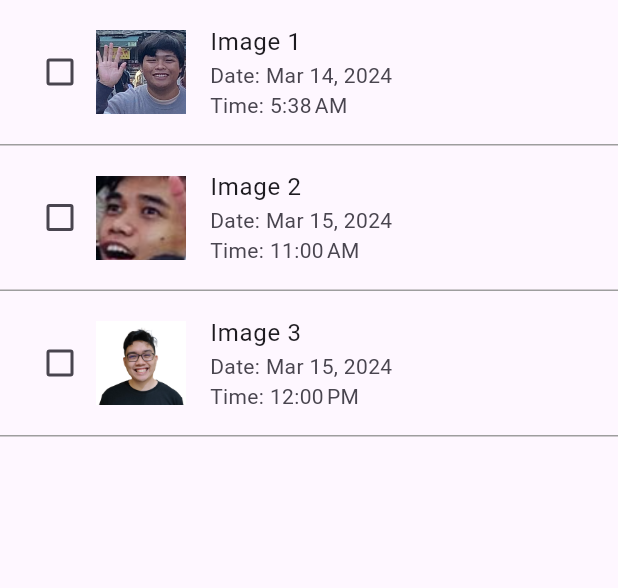
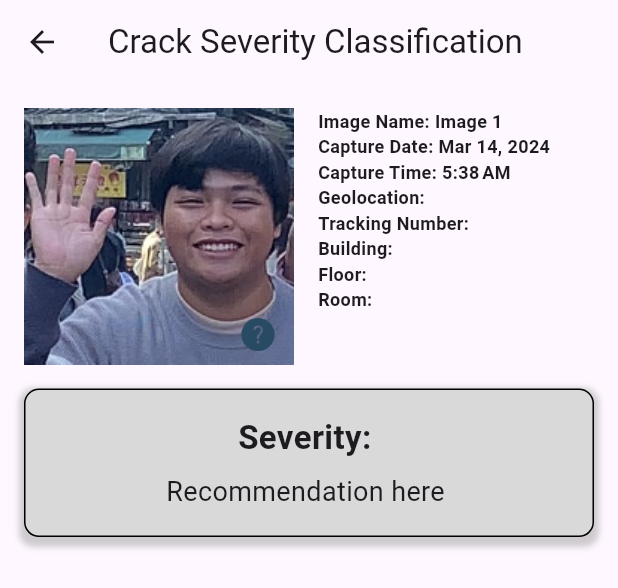
Before and after one commit to ZnerB16/BayesCrack, a Flutter app: the ImageList widget shown alone on an empty page, opened directly, after a tap on "Image 1", on a phone screen of 412 x 824 dp. Shown: the top 588 px of the screen. Run offline on Flutter 3.47's test engine with Material 3 defaults, Android fonts, the phone set to English and light mode, and no system bars; our stand-ins replace camera, geocoding, location, permission_handler, sqflite; missing offline and left inert: tflite_flutter; accounts and stored records are empty.

Commit message:
Added image interface

```diff
--- a/lib/folder_view.dart
+++ b/lib/folder_view.dart
@@ -2,6 +2,7 @@ import 'package:flutter/material.dart';
 import 'package:intl/intl.dart';
 import 'main_menu.dart';
 import 'delete_image_popup.dart';
+import 'image_interface.dart'; // Import ImageInterface
 
 class FolderView extends StatelessWidget {
     final String folderName;
@@ -104,7 +105,16 @@ class _ImageListState extends State<ImageList> {
                                                 ],
                                             ),
                                             onTap: () {
-                                                // Handle tap on list item
+                                                // Navigate to ImageInterface screen when tapped
+                                                Navigator.push(
+                                                    context,
+                                                    MaterialPageRoute(builder: (context) => ImageInterface(
+                                                        img_path: img_path,
+                                                        img_id: img_id,
+                                                        capture_date: capture_date,
+                                                        // Pass other required parameters here
+                                                    )),
+                                                );
                                             },
                                         ),
                                     ),
--- /dev/null
+++ b/lib/image_interface.dart
@@ -0,0 +1,172 @@
+import 'package:flutter/material.dart';
+import 'package:intl/intl.dart';
+import 'remarks.dart'; // Importing RemarksDialog class
+
+class ImageInterface extends StatelessWidget {
+  final String img_path;
+  final String img_id;
+  final DateTime capture_date;
+  final String? geolocation;
+  final int? tracking_no;
+  final int? building_id;
+  final int? floor_id;
+  final int? room_id;
+  final String? severity;
+  final String? recommendation;
+  final String? remarks; // Add remarks parameter
+
+  ImageInterface({
+    required this.img_path,
+    required this.img_id,
+    required this.capture_date,
+    this.geolocation,
+    this.tracking_no,
+    this.building_id,
+    this.floor_id,
+    this.room_id,
+    this.severity,
+    this.recommendation,
+    this.remarks, // Initialize remarks parameter
+  });
+
+  @override
+  Widget build(BuildContext context) {
+    final formattedDate = DateFormat.yMMMd().format(capture_date);
+    final formattedTime = DateFormat.jm().format(capture_date);
+
+    return Scaffold(
+      appBar: AppBar(
+        title: Text('Crack Severity Classification'),
+        automaticallyImplyLeading: true, // To show back button
+      ),
+      body: Padding(
+        padding: EdgeInsets.all(16.0),
+        child: Column(
+          crossAxisAlignment: CrossAxisAlignment.start,
+          children: [
+            // Image and details row
+            Row(
+              crossAxisAlignment: CrossAxisAlignment.start,
+              children: [
+                // Image on the left
+                SizedBox(
+                  width: 180, // Fixed width for image
+                  child: Stack(
+                    children: [
+                      Image.asset(
+                        img_path,
+                        fit: BoxFit.cover,
+                      ),
+                      Positioned(
+                        bottom: 0,
+                        right: 0,
+                        child: Container(
+                          height: 40, // Adjust the height as needed
+                          child: IconButton(
+                            icon: Image.asset('assets/images/question_mark.png'), // Add your icon asset
+                            onPressed: () {
+                              showDialog(
+                                context: context,
+                                builder: (BuildContext context) {
+                                  return RemarksDialog(remarks: remarks);
+                                },
+                              );
+                            },
+                          ),
+                        ),
+                      ),
+                    ],
+                  ),
+                ),
+                SizedBox(width: 16), // Space between image and details
+                // Details on the right
+                Expanded(
+                  child: Column(
+                    crossAxisAlignment: CrossAxisAlignment.start,
+                    children: [
+                      Text(
+                        'Image Name: ${img_id ?? ''}',
+                        style: TextStyle(fontSize: 12, fontWeight: FontWeight.bold),
+                      ),
+                      Text(
+                        'Capture Date: $formattedDate',
+                        style: TextStyle(fontSize: 12, fontWeight: FontWeight.bold),
+                      ),
+                      Text(
+                        'Capture Time: $formattedTime',
+                        style: TextStyle(fontSize: 12, fontWeight: FontWeight.bold),
+                      ),
+                      Text(
+                        'Geolocation: ${geolocation ?? ''}',
+                        style: TextStyle(fontSize: 12, fontWeight: FontWeight.bold),
+                      ),
+                      Text(
+                        'Tracking Number: ${tracking_no ?? ''}',
+                        style: TextStyle(fontSize: 12, fontWeight: FontWeight.bold),
+                      ),
+                      Text(
+                        'Building: ${building_id ?? ''}',
+                        style: TextStyle(fontSize: 12, fontWeight: FontWeight.bold),
+                      ),
+                      Text(
+                        'Floor: ${floor_id ?? ''}',
+                        style: TextStyle(fontSize: 12, fontWeight: FontWeight.bold),
+                      ),
+                      Text(
+                        'Room: ${room_id ?? ''}',
+                        style: TextStyle(fontSize: 12, fontWeight: FontWeight.bold),
+                      ),
+                    ],
+                  ),
+                ),
+              ],
+            ),
+            SizedBox(height: 16), // Space between details and severity/recommendation
+            // Box containing severity and recommendation
+            Container(
+              decoration: BoxDecoration(
+                border: Border.all(color: Colors.black),
+                color: Color(0xFFD9D9D9),
+                borderRadius: BorderRadius.circular(10.0), // Adjust the radius as needed
+                boxShadow: [
+                  BoxShadow(
+                    color: Colors.grey.withOpacity(0.5),
+                    spreadRadius: 3,
+                    blurRadius: 3,
+                    offset: Offset(0, 3), // changes position of shadow
+                  ),
+                ],
+              ),
+              padding: EdgeInsets.all(16.0),
+              child: Column(
+                children: [
+                  // Severity row
+                  Row(
+                    mainAxisAlignment: MainAxisAlignment.center,
+                    children: [
+                      Text(
+                        'Severity: ${severity ?? ''}',
+                        style: TextStyle(fontSize: 22, fontWeight: FontWeight.bold),
+                      ),
+                    ],
+                  ),
+                  SizedBox(height: 8), // Space between severity and recommendation
+                  // Recommendation row
+                  Row(
+                    mainAxisAlignment: MainAxisAlignment.center,
+                    children: [
+                      Text(
+                        'Recommendation here ${recommendation ?? ''}',
+                        style: TextStyle(fontSize: 18),
+                      ),
+                    ],
+                  ),
+                ],
+              ),
+            ),
+          ],
+        ),
+      ),
+    );
+  }
+}
--- /dev/null
+++ b/lib/remarks.dart
@@ -0,0 +1,55 @@
+import 'package:flutter/material.dart';
+
+class RemarksDialog extends StatelessWidget {
+  final String? remarks;
+
+  RemarksDialog({this.remarks});
+
+  @override
+  Widget build(BuildContext context) {
+    return AlertDialog(
+      contentPadding: EdgeInsets.zero,
+      backgroundColor: Colors.transparent, // Set the background color to transparent
+      content: Container(
+        decoration: BoxDecoration(
+          color: Color(0xFF284b63), // Background color of the dialog
+          borderRadius: BorderRadius.circular(10.0), // Optional: for rounded corners
+        ),
+        padding: EdgeInsets.all(16.0), // Optional: padding for content
+        child: Column(
+          mainAxisSize: MainAxisSize.min,
+          crossAxisAlignment: CrossAxisAlignment.center, // Align content in the center
+          children: [
+            Text(
+              'Image Remarks',
+              style: TextStyle(
+                fontSize: 20,
+                fontWeight: FontWeight.bold,
+                color: Colors.white,
+              ),
+            ),
+            SizedBox(height: 8),
+            Text(
+              remarks ?? 'No remarks available',
+              style: TextStyle(fontSize: 16, color: Colors.white),
+              textAlign: TextAlign.center, // Align text in the center
+            ),
+            SizedBox(height: 16),
+            Align(
+              alignment: Alignment.center,
+              child: TextButton(
+                onPressed: () {
+                  Navigator.of(context).pop();
+                },
+                child: Text(
+                  'Close',
+                  style: TextStyle(color: Colors.white),
+                ),
+              ),
+            ),
+          ],
+        ),
+      ),
+    );
+  }
+}
```
